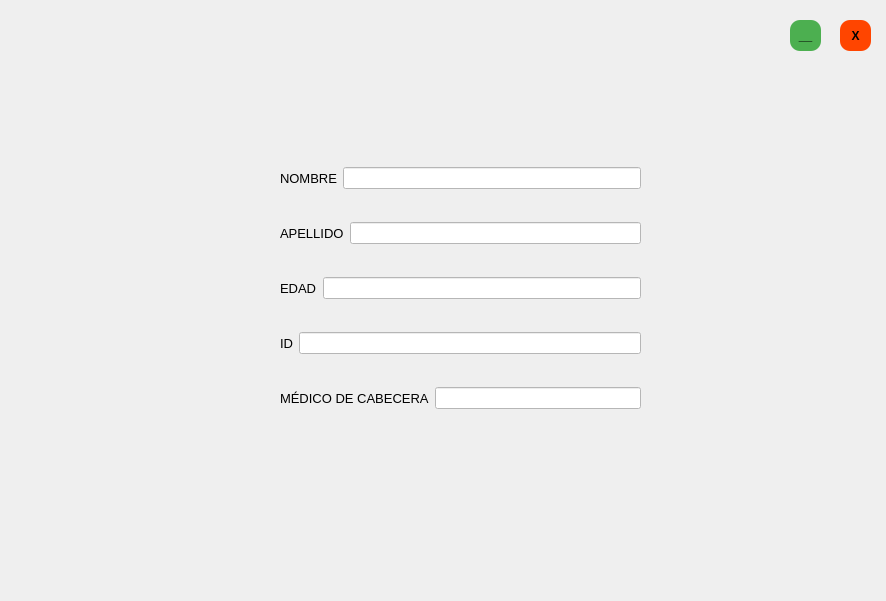
The window that imagenes_dicom.ui (Michael10Crack/Proyecto) describes before a commit, drawn with Qt 5.
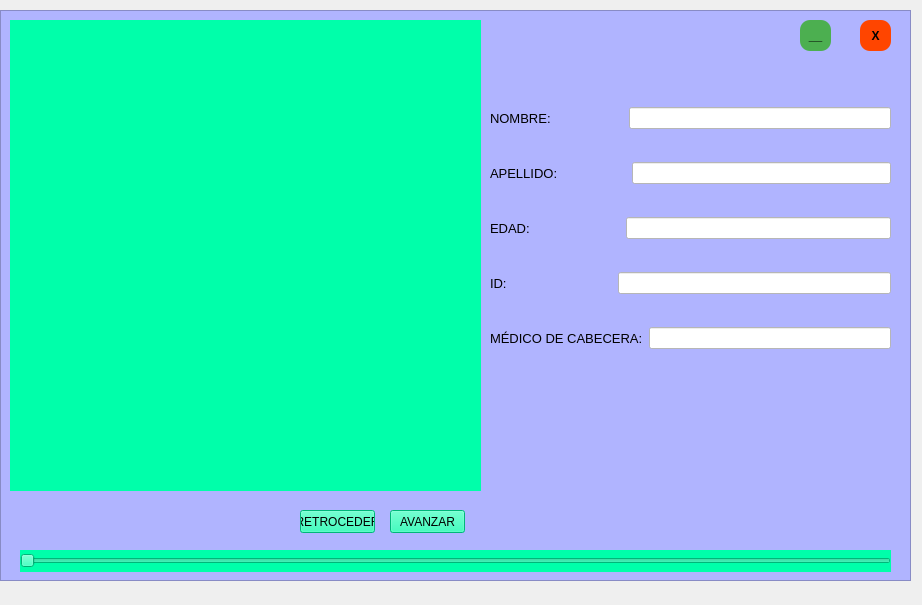
The same window after the commit.

Commit message:
POR FIN SE MUESTRA LA VENTANA
happy

Patch:
```diff
--- a/imagenes_dicom.ui
+++ b/imagenes_dicom.ui
@@ -6,10 +6,17 @@
    <rect>
     <x>0</x>
     <y>0</y>
-    <width>886</width>
-    <height>601</height>
+    <width>922</width>
+    <height>605</height>
    </rect>
   </property>
+  <property name="palette">
+   <palette>
+    <active/>
+    <inactive/>
+    <disabled/>
+   </palette>
+  </property>
   <property name="cursor">
    <cursorShape>ArrowCursor</cursorShape>
   </property>
@@ -17,24 +24,212 @@
    <string>Dialog</string>
   </property>
   <property name="styleSheet">
+   <string notr="true">border-color: qlineargradient(spread:pad, x1:0, y1:0, x2:0, y2:1, stop:0 rgba(255, 255, 255, 255), stop:0.495 rgba(255, 255, 255, 255), stop:0.505 rgba(255, 0, 0, 255), stop:1 rgba(255, 0, 0, 255));</string>
+  </property>
+  <widget class="QFrame" name="frame_principal">
+   <property name="geometry">
+    <rect>
+     <x>0</x>
+     <y>10</y>
+     <width>911</width>
+     <height>571</height>
+    </rect>
+   </property>
+   <property name="styleSheet">
    <string notr="true">
-
-
-
-</string>
-  </property>
+background-color: rgb(176, 180, 255);</string>
+   </property>
+   <property name="frameShape">
+    <enum>QFrame::StyledPanel</enum>
+   </property>
+   <property name="frameShadow">
+    <enum>QFrame::Raised</enum>
+   </property>
+   <widget class="QSlider" name="slider">
+    <property name="geometry">
+     <rect>
+      <x>20</x>
+      <y>540</y>
+      <width>871</width>
+      <height>22</height>
+     </rect>
+    </property>
+    <property name="minimumSize">
+     <size>
+      <width>0</width>
+      <height>0</height>
+     </size>
+    </property>
+    <property name="palette">
+     <palette>
+      <active>
+       <colorrole role="Button">
+        <brush brushstyle="SolidPattern">
+         <color alpha="255">
+          <red>0</red>
+          <green>255</green>
+          <blue>170</blue>
+         </color>
+        </brush>
+       </colorrole>
+       <colorrole role="Base">
+        <brush brushstyle="SolidPattern">
+         <color alpha="255">
+          <red>0</red>
+          <green>255</green>
+          <blue>170</blue>
+         </color>
+        </brush>
+       </colorrole>
+       <colorrole role="Window">
+        <brush brushstyle="SolidPattern">
+         <color alpha="255">
+          <red>0</red>
+          <green>255</green>
+          <blue>170</blue>
+         </color>
+        </brush>
+       </colorrole>
+      </active>
+      <inactive>
+       <colorrole role="Button">
+        <brush brushstyle="SolidPattern">
+         <color alpha="255">
+          <red>0</red>
+          <green>255</green>
+          <blue>170</blue>
+         </color>
+        </brush>
+       </colorrole>
+       <colorrole role="Base">
+        <brush brushstyle="SolidPattern">
+         <color alpha="255">
+          <red>0</red>
+          <green>255</green>
+          <blue>170</blue>
+         </color>
+        </brush>
+       </colorrole>
+       <colorrole role="Window">
+        <brush brushstyle="SolidPattern">
+         <color alpha="255">
+          <red>0</red>
+          <green>255</green>
+          <blue>170</blue>
+         </color>
+        </brush>
+       </colorrole>
+      </inactive>
+      <disabled>
+       <colorrole role="Button">
+        <brush brushstyle="SolidPattern">
+         <color alpha="255">
+          <red>0</red>
+          <green>255</green>
+          <blue>170</blue>
+         </color>
+        </brush>
+       </colorrole>
+       <colorrole role="Base">
+        <brush brushstyle="SolidPattern">
+         <color alpha="255">
+          <red>0</red>
+          <green>255</green>
+          <blue>170</blue>
+         </color>
+        </brush>
+       </colorrole>
+       <colorrole role="Window">
+        <brush brushstyle="SolidPattern">
+         <color alpha="255">
+          <red>0</red>
+          <green>255</green>
+          <blue>170</blue>
+         </color>
+        </brush>
+       </colorrole>
+      </disabled>
+     </palette>
+    </property>
+    <property name="cursor">
+     <cursorShape>ClosedHandCursor</cursorShape>
+    </property>
+    <property name="mouseTracking">
+     <bool>true</bool>
+    </property>
+    <property name="styleSheet">
+     <string notr="true">background-color: rgb(0, 255, 170);</string>
+    </property>
+    <property name="orientation">
+     <enum>Qt::Horizontal</enum>
+    </property>
+   </widget>
+   <widget class="QPushButton" name="exit">
+    <property name="geometry">
+     <rect>
+      <x>860</x>
+      <y>10</y>
+      <width>31</width>
+      <height>31</height>
+     </rect>
+    </property>
+    <property name="font">
+     <font>
+      <pointsize>9</pointsize>
+      <weight>75</weight>
+      <bold>true</bold>
+      <underline>false</underline>
+      <strikeout>false</strikeout>
+     </font>
+    </property>
+    <property name="cursor">
+     <cursorShape>PointingHandCursor</cursorShape>
+    </property>
+    <property name="styleSheet">
+     <string notr="true">QPushButton {
+        background-color: orangered;
+        border: none;
+        border-radius: 10px;;
+    }</string>
+    </property>
+    <property name="text">
+     <string>X</string>
+    </property>
+    <property name="autoExclusive">
+     <bool>false</bool>
+    </property>
+   </widget>
+   <widget class="QPushButton" name="adelante">
+    <property name="geometry">
+     <rect>
+      <x>390</x>
+      <y>500</y>
+      <width>75</width>
+      <height>23</height>
+     </rect>
+    </property>
+    <property name="cursor">
+     <cursorShape>PointingHandCursor</cursorShape>
+    </property>
+    <property name="styleSheet">
+     <string notr="true">background-color: rgb(0, 255, 170);</string>
+    </property>
+    <property name="text">
+     <string>AVANZAR</string>
+    </property>
+   </widget>
   <widget class="QWidget" name="verticalLayoutWidget_2">
    <property name="geometry">
     <rect>
-     <x>280</x>
-     <y>140</y>
-     <width>361</width>
+      <x>490</x>
+      <y>70</y>
+      <width>401</width>
      <height>301</height>
     </rect>
    </property>
    <layout class="QVBoxLayout" name="verticalLayout_2">
     <item>
-     <layout class="QHBoxLayout" name="horizontalLayout_2">
+      <layout class="QHBoxLayout" name="horizontalLayout_1">
       <item>
        <widget class="QLabel" name="label_6">
         <property name="font">
@@ -43,7 +238,7 @@
          </font>
         </property>
         <property name="text">
-         <string>NOMBRE</string>
+          <string>NOMBRE:                    </string>
         </property>
        </widget>
       </item>
@@ -61,7 +256,7 @@
      </layout>
     </item>
     <item>
-     <layout class="QHBoxLayout" name="horizontalLayout_4">
+      <layout class="QHBoxLayout" name="horizontalLayout_2">
       <item>
        <widget class="QLabel" name="label_8">
         <property name="font">
@@ -70,7 +265,7 @@
          </font>
         </property>
         <property name="text">
-         <string>APELLIDO</string>
+          <string>APELLIDO:                   </string>
         </property>
        </widget>
       </item>
@@ -82,9 +277,6 @@
         <property name="styleSheet">
          <string notr="true">background-color: rgb(255, 255, 255);</string>
         </property>
-        <property name="alignment">
-         <set>Qt::AlignRight|Qt::AlignTop|Qt::AlignTrailing</set>
-        </property>
        </widget>
       </item>
      </layout>
@@ -99,7 +291,7 @@
          </font>
         </property>
         <property name="text">
-         <string>EDAD</string>
+          <string>EDAD:                         </string>
         </property>
        </widget>
       </item>
@@ -116,7 +308,7 @@
      </layout>
     </item>
     <item>
-     <layout class="QHBoxLayout" name="horizontalLayout_5">
+      <layout class="QHBoxLayout" name="horizontalLayout_4">
       <item>
        <widget class="QLabel" name="label_9">
         <property name="font">
@@ -125,7 +317,7 @@
          </font>
         </property>
         <property name="text">
-         <string>ID</string>
+          <string>ID:                             </string>
         </property>
        </widget>
       </item>
@@ -142,7 +334,7 @@
      </layout>
     </item>
     <item>
-     <layout class="QHBoxLayout" name="horizontalLayout_6">
+      <layout class="QHBoxLayout" name="horizontalLayout_5">
       <item>
        <widget class="QLabel" name="label_10">
         <property name="font">
@@ -151,7 +343,7 @@
          </font>
         </property>
         <property name="text">
-         <string>MÉDICO DE CABECERA</string>
+          <string>MÉDICO DE CABECERA:</string>
         </property>
        </widget>
       </item>
@@ -169,11 +361,33 @@
     </item>
    </layout>
   </widget>
+   <widget class="QLabel" name="label">
+    <property name="geometry">
+     <rect>
+      <x>10</x>
+      <y>10</y>
+      <width>471</width>
+      <height>471</height>
+     </rect>
+    </property>
+    <property name="cursor">
+     <cursorShape>ArrowCursor</cursorShape>
+    </property>
+    <property name="styleSheet">
+     <string notr="true">background-color: rgb(0, 255, 170);</string>
+    </property>
+    <property name="frameShadow">
+     <enum>QFrame::Sunken</enum>
+    </property>
+    <property name="text">
+     <string/>
+    </property>
+   </widget>
   <widget class="QPushButton" name="minimizar">
    <property name="geometry">
     <rect>
-     <x>790</x>
-     <y>20</y>
+      <x>800</x>
+      <y>10</y>
      <width>31</width>
      <height>31</height>
     </rect>
@@ -201,37 +415,32 @@
     <bool>false</bool>
    </property>
   </widget>
-  <widget class="QPushButton" name="exit">
+   <widget class="QPushButton" name="atras">
    <property name="geometry">
     <rect>
-     <x>840</x>
-     <y>20</y>
-     <width>31</width>
-     <height>31</height>
-    </rect>
-   </property>
-   <property name="font">
-    <font>
-     <pointsize>9</pointsize>
-     <weight>75</weight>
-     <bold>true</bold>
-     <underline>false</underline>
-     <strikeout>false</strikeout>
-    </font>
+      <x>300</x>
+      <y>500</y>
+      <width>75</width>
+      <height>23</height>
+     </rect>
+    </property>
+    <property name="cursor">
+     <cursorShape>PointingHandCursor</cursorShape>
    </property>
    <property name="styleSheet">
-    <string notr="true">QPushButton {
-        background-color: orangered;
-        border: none;
-        border-radius: 10px;;
-    }</string>
+     <string notr="true">background-color: rgb(0, 255, 170);</string>
    </property>
    <property name="text">
-    <string>X</string>
-   </property>
-   <property name="autoExclusive">
-    <bool>false</bool>
-   </property>
+     <string>RETROCEDER</string>
+    </property>
+   </widget>
+   <zorder>verticalLayoutWidget_2</zorder>
+   <zorder>label</zorder>
+   <zorder>minimizar</zorder>
+   <zorder>exit</zorder>
+   <zorder>adelante</zorder>
+   <zorder>atras</zorder>
+   <zorder>slider</zorder>
   </widget>
  </widget>
  <resources/>
```
Left out of the diff: 23 changed lines with no effect on the pictures. Lines whose indentation alone changed are shown as unchanged. The commit also changes 2 other files.
